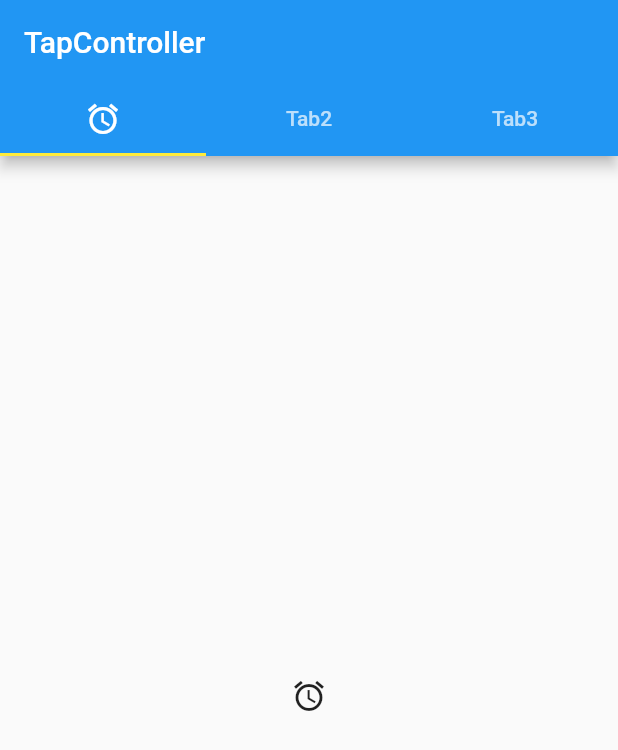
After one commit to LDongGyu/flutter-cookbook, a Flutter app: the screen it shows after launch, on a phone screen of 412 x 824 dp. The commit adds this screen. Shown: the top 750 px of the screen. Run offline on Flutter 3.47's test engine with Material 2 defaults, Android fonts, the phone set to English and light mode, and no system bars.

Commit message:
feat: TabController 추가

```diff
--- /dev/null
+++ b/lib/MyTapController.dart
@@ -0,0 +1,32 @@
+import 'package:flutter/material.dart';
+
+class MyTabController extends StatefulWidget {
+  @override
+  _MyTabControllerState createState() => _MyTabControllerState();
+}
+
+class _MyTabControllerState extends State<MyTabController> {
+  @override
+  Widget build(BuildContext context) {
+    return DefaultTabController(
+      child: Scaffold(
+        appBar: AppBar(
+          title: Text('TapController'),
+          bottom: TabBar(tabs: [
+            Tab(icon: Icon(Icons.access_alarm)),
+            Text('Tab2'),
+            Text('Tab3'),
+          ],),
+        ),
+        body: TabBarView(
+          children: [
+            Icon(Icons.access_alarm),
+            Center(child: Text('Tab2')),
+            Center(child: Text('Tab3')),
+          ],
+        ),
+      ),
+      length: 3,
+    );
+  }
+}
--- a/lib/main.dart
+++ b/lib/main.dart
@@ -5,6 +5,7 @@ import 'package:flutter_cookbook/MyDrawer.dart';
 
 import 'MyOrientation.dart';
 import 'MySnackBar.dart';
+import 'MyTapController.dart';
 
 void main() {
   runApp(MyApp());
@@ -17,12 +18,12 @@ class MyApp extends StatelessWidget {
     return MaterialApp(
       title: 'Flutter Demo',
       theme: ThemeData(
-        brightness: Brightness.dark,
+        brightness: Brightness.light,
         primaryColor: Colors.blue,
         accentColor: Colors.yellow,
         visualDensity: VisualDensity.adaptivePlatformDensity,
       ),
-      home: MyOrientation(),
+      home: MyTabController(),
     );
   }
 }
```
